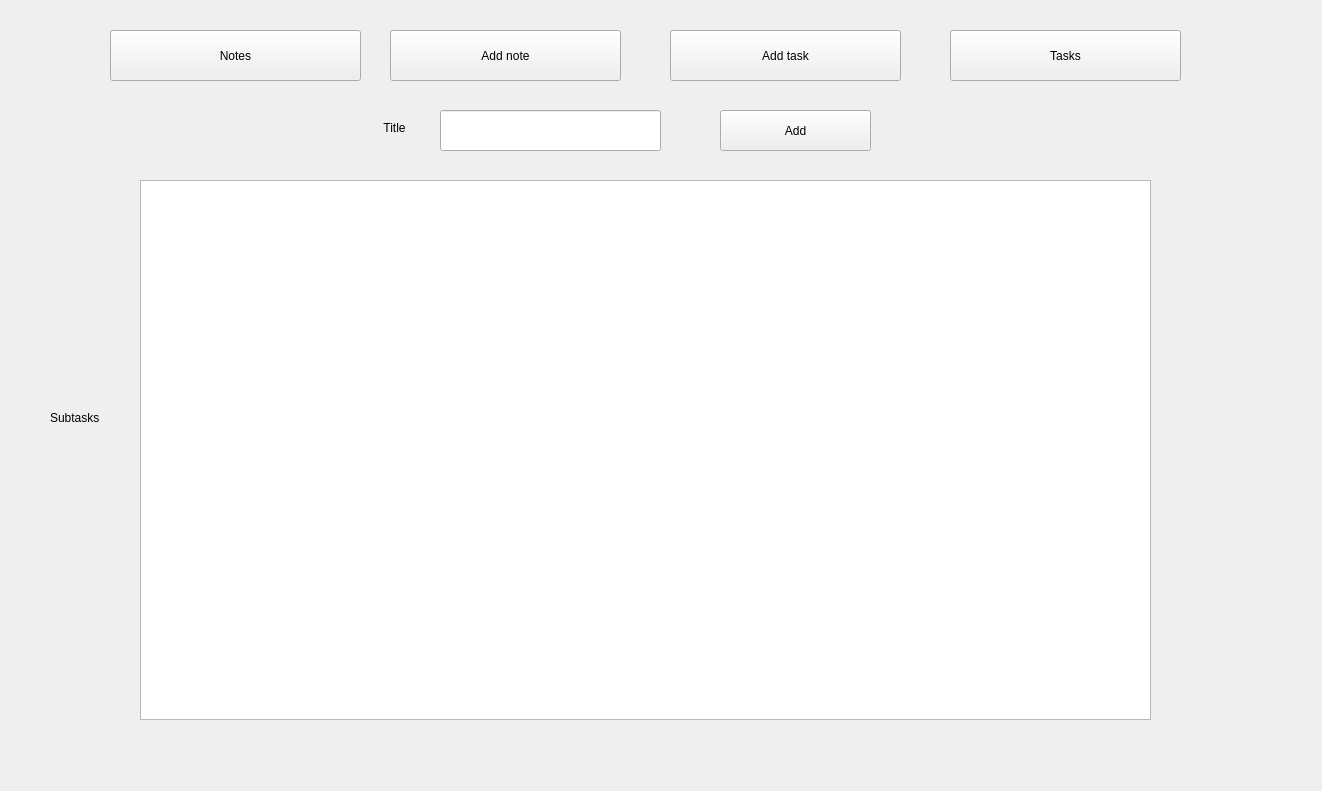
The window that C++/Projects/Notes/QtGUI/NotesGUI/mainwindow.ui (MikitaVitkouski/BSU) describes before a commit, drawn with Qt 5.
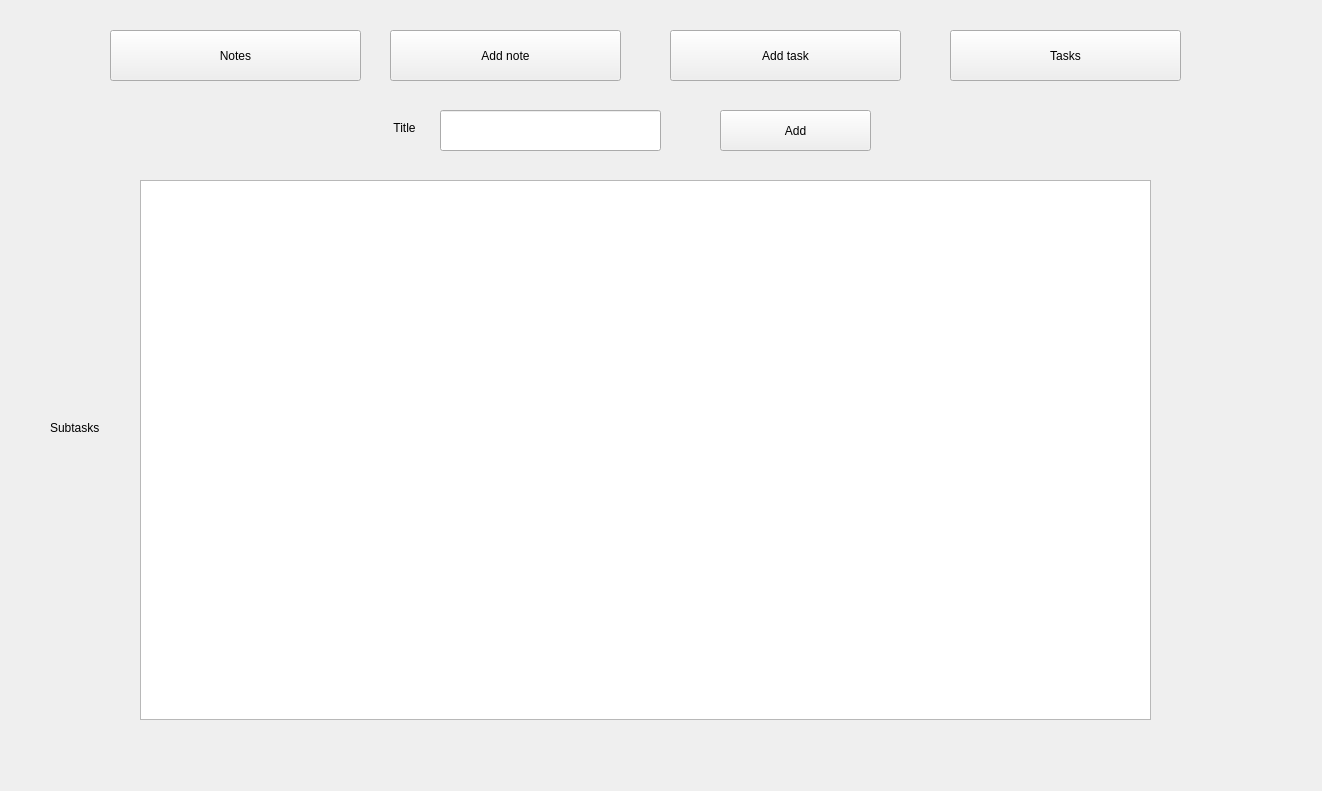
The same window after the commit.

Commit message: chore: adjust x, y values for labels on the page add task similar to x, y values of labels on the page add note

The edit to the form file:
```diff
--- a/C++/Projects/Notes/QtGUI/NotesGUI/mainwindow.ui
+++ b/C++/Projects/Notes/QtGUI/NotesGUI/mainwindow.ui
@@ -130,7 +130,7 @@
       <property name="geometry">
        <rect>
         <x>30</x>
-        <y>320</y>
+        <y>330</y>
         <width>70</width>
         <height>16</height>
        </rect>
@@ -142,7 +142,7 @@
      <widget class="QLabel" name="labelTitleTask1">
       <property name="geometry">
        <rect>
-        <x>350</x>
+        <x>360</x>
         <y>30</y>
         <width>49</width>
         <height>16</height>
```
